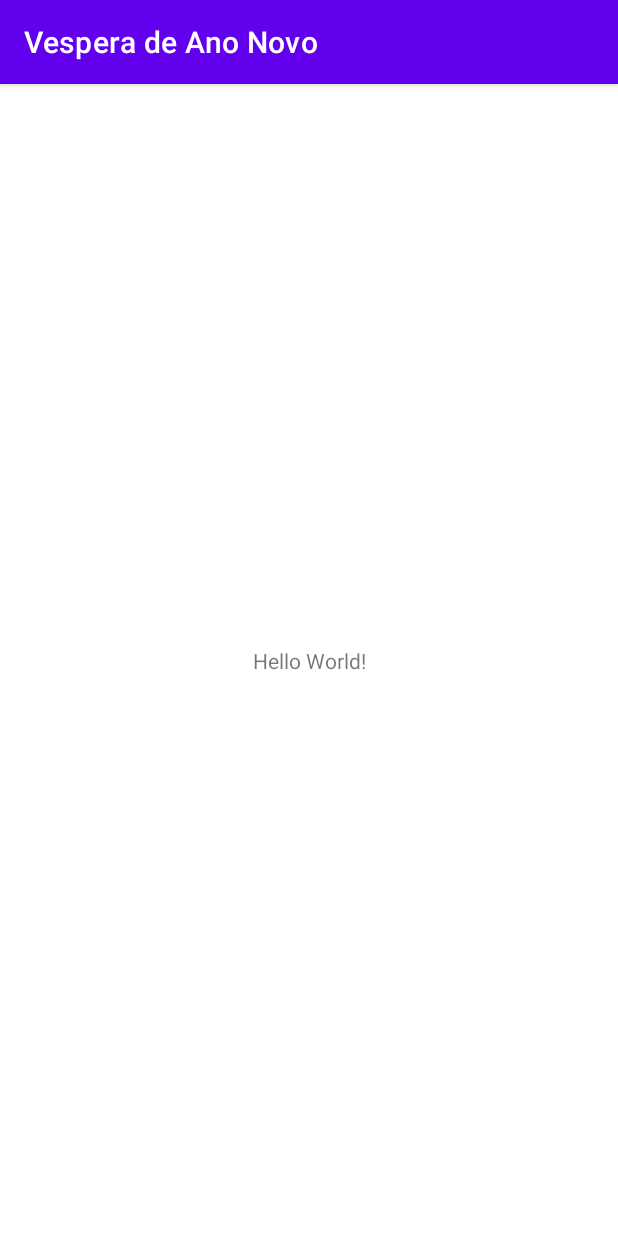
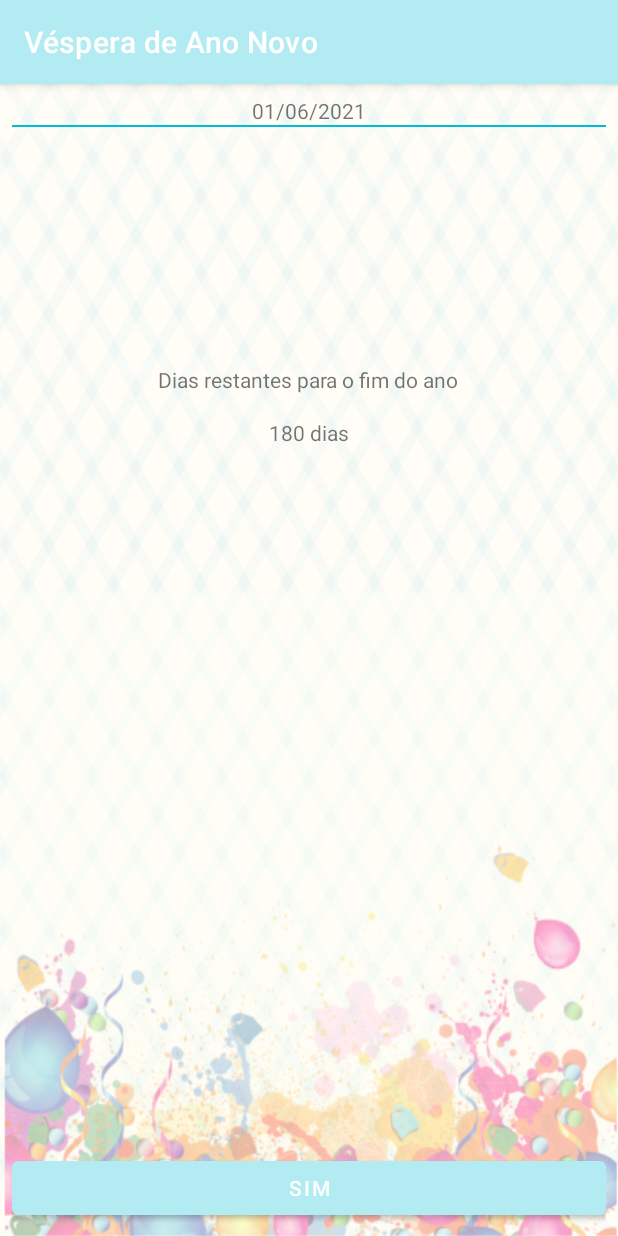
Before and after one commit to Leonardo-de-Andrade/reveillon-app, an Android app: the screen it shows after launch (MainActivity), on a phone screen of 412 x 824 dp. Run offline under Robolectric (Android 15) with nearby library versions, the phone set to English and light mode, and no system bars.

Commit message:
cricao de uma segunda activity

```diff
--- a/app/src/main/AndroidManifest.xml
+++ b/app/src/main/AndroidManifest.xml
@@ -9,6 +9,7 @@
         android:roundIcon="@mipmap/ic_launcher_round"
         android:supportsRtl="true"
         android:theme="@style/Theme.Reveillon">
+        <activity android:name=".DetailsActivity" />
         <activity android:name=".MainActivity">
             <intent-filter>
                 <action android:name="android.intent.action.MAIN" />
--- a/app/src/main/java/com/leonardoandrade/reveillon/MainActivity.java
+++ b/app/src/main/java/com/leonardoandrade/reveillon/MainActivity.java
@@ -2,13 +2,40 @@ package com.leonardoandrade.reveillon;
 
 import androidx.appcompat.app.AppCompatActivity;
 
+import android.content.Intent;
 import android.os.Bundle;
+import android.view.View;
+import android.widget.Button;
+import android.widget.TextView;
 
-public class MainActivity extends AppCompatActivity {
+public class MainActivity extends AppCompatActivity implements View.OnClickListener {
+
+    private ViewHolder mViewHolder = new ViewHolder();
 
     @Override
     protected void onCreate(Bundle savedInstanceState) {
         super.onCreate(savedInstanceState);
         setContentView(R.layout.activity_main);
+
+        this.mViewHolder.textToday = findViewById(R.id.text_today);
+        this.mViewHolder.textDaysLeft = findViewById(R.id.text_days_left);
+        this.mViewHolder.buttonConfirm = findViewById(R.id.button_confirm);
+
+        this.mViewHolder.buttonConfirm.setOnClickListener(this);
+
+    }
+
+    @Override
+    public void onClick(View v) {
+        if (v.getId() == R.id.button_confirm) {
+            Intent intent = new Intent(this, DetailsActivity.class);
+            startActivity(intent);
+        }
+    }
+
+    private static class ViewHolder {
+        TextView textToday;
+        TextView textDaysLeft;
+        Button buttonConfirm;
     }
 }
--- a/app/src/main/res/layout/activity_main.xml
+++ b/app/src/main/res/layout/activity_main.xml
@@ -1,18 +1,48 @@
 <?xml version="1.0" encoding="utf-8"?>
-<androidx.constraintlayout.widget.ConstraintLayout xmlns:android="http://schemas.android.com/apk/res/android"
-    xmlns:app="http://schemas.android.com/apk/res-auto"
+<RelativeLayout xmlns:android="http://schemas.android.com/apk/res/android"
     xmlns:tools="http://schemas.android.com/tools"
     android:layout_width="match_parent"
     android:layout_height="match_parent"
+    android:background="@drawable/background"
+    android:padding="8dp"
     tools:context=".MainActivity">
 
     <TextView
+        android:id="@+id/text_today"
+        android:layout_width="match_parent"
+        android:layout_height="wrap_content"
+        android:gravity="center"
+        android:text="01/06/2021" />
+
+    <View
+        android:layout_width="match_parent"
+        android:layout_height="1dp"
+        android:layout_below="@id/text_today"
+        android:background="@color/colorPrimary" />
+
+    <TextView
+        android:id="@+id/text_label_days_left"
         android:layout_width="wrap_content"
         android:layout_height="wrap_content"
-        android:text="Hello World!"
-        app:layout_constraintBottom_toBottomOf="parent"
-        app:layout_constraintLeft_toLeftOf="parent"
-        app:layout_constraintRight_toRightOf="parent"
-        app:layout_constraintTop_toTopOf="parent" />
+        android:layout_below="@id/text_today"
+        android:layout_centerHorizontal="true"
+        android:layout_marginTop="160dp"
+        android:text="@string/dias_restantes_para_o_fim_do_ano" />
 
-</androidx.constraintlayout.widget.ConstraintLayout>
+    <TextView
+        android:id="@+id/text_days_left"
+        android:layout_width="wrap_content"
+        android:layout_height="wrap_content"
+        android:layout_below="@+id/text_label_days_left"
+        android:layout_marginTop="16dp"
+        android:layout_centerHorizontal="true"
+        android:text="180 dias" />
+
+    <Button
+        android:layout_width="match_parent"
+        android:layout_height="wrap_content"
+        android:id="@+id/button_confirm"
+        android:layout_alignParentBottom="true"
+        android:text="Sim" />
+
+</RelativeLayout>
--- a/app/src/main/res/values-night/themes.xml
+++ b/app/src/main/res/values-night/themes.xml
@@ -2,13 +2,13 @@
     <!-- Base application theme. -->
     <style name="Theme.Reveillon" parent="Theme.MaterialComponents.DayNight.DarkActionBar">
         <!-- Primary brand color. -->
-        <item name="colorPrimary">@color/purple_200</item>
-        <item name="colorPrimaryVariant">@color/purple_700</item>
-        <item name="colorOnPrimary">@color/black</item>
+        <item name="colorPrimary">@color/colorPrimaryLight</item>
+        <item name="colorPrimaryVariant">@color/colorPrimaryDark</item>
+        <item name="colorOnPrimary">@color/colorLightGreen</item>
         <!-- Secondary brand color. -->
-        <item name="colorSecondary">@color/teal_200</item>
-        <item name="colorSecondaryVariant">@color/teal_200</item>
-        <item name="colorOnSecondary">@color/black</item>
+        <item name="colorSecondary">@color/colorPrimaryText</item>
+        <item name="colorSecondaryVariant">@color/colorPrimaryText</item>
+        <item name="colorOnSecondary">@color/colorLightGreen</item>
         <!-- Status bar color. -->
         <item name="android:statusBarColor" tools:targetApi="l">?attr/colorPrimaryVariant</item>
         <!-- Customize your theme here. -->
--- a/app/src/main/res/values/colors.xml
+++ b/app/src/main/res/values/colors.xml
@@ -1,10 +1,11 @@
 <?xml version="1.0" encoding="utf-8"?>
 <resources>
-    <color name="purple_200">#FFBB86FC</color>
-    <color name="purple_500">#FF6200EE</color>
-    <color name="purple_700">#FF3700B3</color>
-    <color name="teal_200">#FF03DAC5</color>
-    <color name="teal_700">#FF018786</color>
-    <color name="black">#FF000000</color>
-    <color name="white">#FFFFFFFF</color>
+<color name="colorPrimary">#00BCd4</color>
+<color name="colorPrimaryLight">#B2EBF2</color>
+<color name="colorPrimaryDark">#0097A7</color>
+<color name="colorAccent">#8bc34a</color>
+<color name="colorPrimaryText">#505050</color>
+<color name="colorDivider">#BDBDBD</color>
+<color name="colorLightGreen">#77bfa3</color>
+<color name="colorTextWhite">#fff</color>
 </resources>
--- a/app/src/main/res/values/strings.xml
+++ b/app/src/main/res/values/strings.xml
@@ -1,3 +1,5 @@
 <resources>
-    <string name="app_name">Vespera de Ano Novo</string>
+    <string name="app_name">Véspera de Ano Novo</string>
+    <string name="dias_restantes_para_o_fim_do_ano">Dias restantes para o fim do ano</string>
+    <string name="voc_vai_participar">Você vai participar?</string>
 </resources>
--- a/app/src/main/res/values/themes.xml
+++ b/app/src/main/res/values/themes.xml
@@ -2,13 +2,13 @@
     <!-- Base application theme. -->
     <style name="Theme.Reveillon" parent="Theme.MaterialComponents.DayNight.DarkActionBar">
         <!-- Primary brand color. -->
-        <item name="colorPrimary">@color/purple_500</item>
-        <item name="colorPrimaryVariant">@color/purple_700</item>
-        <item name="colorOnPrimary">@color/white</item>
+        <item name="colorPrimary">@color/colorPrimaryLight</item>
+        <item name="colorPrimaryVariant">@color/colorPrimaryDark</item>
+        <item name="colorOnPrimary">@color/colorTextWhite</item>
         <!-- Secondary brand color. -->
-        <item name="colorSecondary">@color/teal_200</item>
-        <item name="colorSecondaryVariant">@color/teal_700</item>
-        <item name="colorOnSecondary">@color/black</item>
+        <item name="colorSecondary">@color/colorPrimaryText</item>
+        <item name="colorSecondaryVariant">@color/colorDivider</item>
+        <item name="colorOnSecondary">@color/colorLightGreen</item>
         <!-- Status bar color. -->
         <item name="android:statusBarColor" tools:targetApi="l">?attr/colorPrimaryVariant</item>
         <!-- Customize your theme here. -->
```
Also changed, not shown: app/src/main/java/com/leonardoandrade/reveillon/DetailsActivity.java (added, +29 -0 lines), app/src/main/res/layout/activity_details.xml (added, +36 -0 lines).
